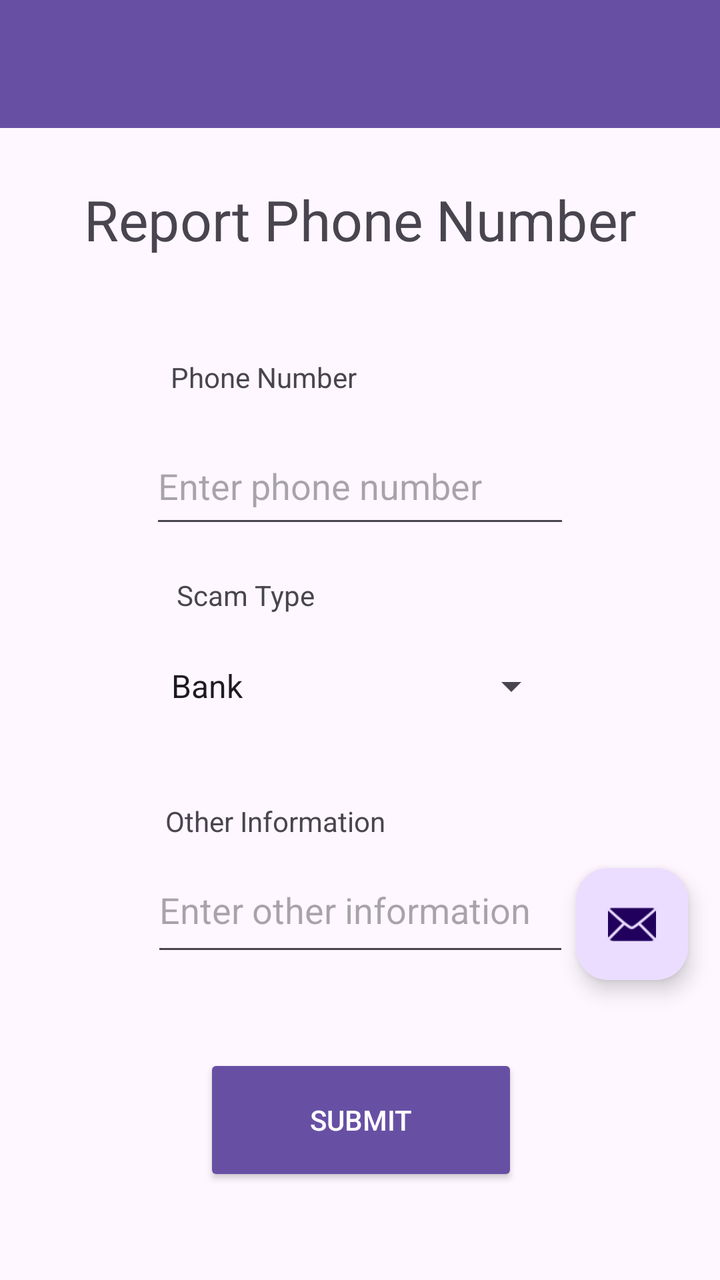
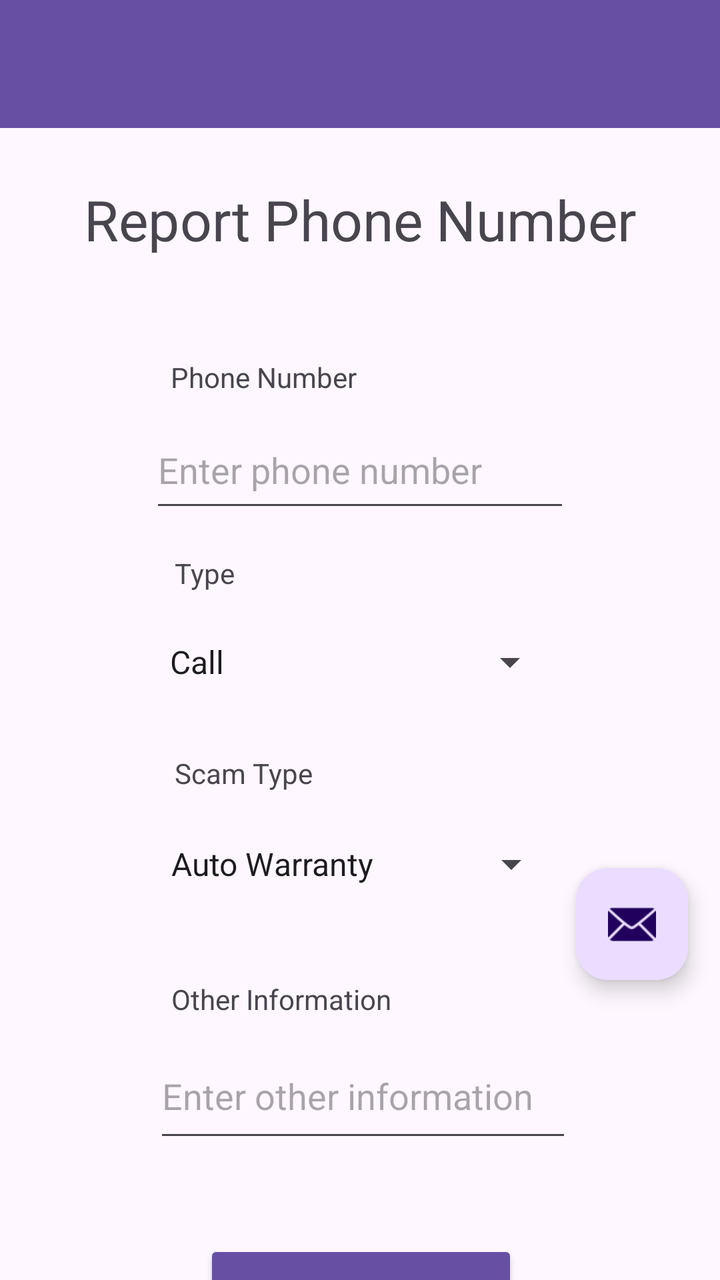

Screens rendered from an Android XML layout before and after an edit, with the pre-edit source and the edit as a unified diff.
<!-- AndroidManifest.xml: application theme Theme.ScamCallDetector -->
<!-- res/layout/activity_report_phone_number.xml -->
<?xml version="1.0" encoding="utf-8"?>
<androidx.constraintlayout.widget.ConstraintLayout xmlns:android="http://schemas.android.com/apk/res/android"
    xmlns:app="http://schemas.android.com/apk/res-auto"
    xmlns:tools="http://schemas.android.com/tools"
    android:id="@+id/main"
    android:layout_width="match_parent"
    android:layout_height="match_parent"
    tools:context=".ReportPhoneNumber">

    <include layout="@layout/nav_bars" />

    <androidx.constraintlayout.widget.ConstraintLayout
        android:layout_width="match_parent"
        android:layout_height="match_parent">

        <EditText
            android:id="@+id/phone_number"
            android:layout_width="210dp"
            android:layout_height="55dp"
            android:layout_marginTop="8dp"
            android:layout_marginBottom="19dp"
            android:ems="10"
            android:hint="@string/enter_phone"
            android:inputType="phone"
            app:layout_constraintBottom_toTopOf="@+id/textView2"
            app:layout_constraintEnd_toEndOf="parent"
            app:layout_constraintStart_toStartOf="parent"
            app:layout_constraintTop_toBottomOf="@+id/textView"
            app:layout_constraintVertical_bias="0.93" />

        <EditText
            android:id="@+id/other_information"
            android:layout_width="209dp"
            android:layout_height="59dp"
            android:layout_marginTop="4dp"
            android:ems="10"
            android:hint="@string/enter_info"
            android:inputType="text|textLongMessage"
            app:layout_constraintEnd_toEndOf="parent"
            app:layout_constraintHorizontal_bias="0.502"
            app:layout_constraintStart_toStartOf="parent"
            app:layout_constraintTop_toBottomOf="@+id/textView3" />

        <TextView
            android:id="@+id/textView"
            android:layout_width="wrap_content"
            android:layout_height="wrap_content"
            android:layout_marginTop="60dp"
            android:layout_marginBottom="8dp"
            android:text="@string/phone_number"
            app:layout_constraintBottom_toTopOf="@+id/phone_number"
            app:layout_constraintEnd_toEndOf="parent"
            app:layout_constraintHorizontal_bias="0.32"
            app:layout_constraintStart_toStartOf="parent"
            app:layout_constraintTop_toBottomOf="@+id/textView4" />

        <TextView
            android:id="@+id/textView3"
            android:layout_width="wrap_content"
            android:layout_height="wrap_content"
            android:layout_marginTop="17dp"
            android:text="@string/other_information"
            app:layout_constraintBottom_toTopOf="@+id/other_information"
            app:layout_constraintEnd_toEndOf="parent"
            app:layout_constraintHorizontal_bias="0.33"
            app:layout_constraintStart_toStartOf="parent"
            app:layout_constraintTop_toBottomOf="@+id/scam_type" />

        <Spinner
            android:id="@+id/scam_type"
            android:layout_width="202dp"
            android:layout_height="48dp"
            android:layout_marginTop="12dp"
            android:layout_marginBottom="17dp"
            android:entries="@array/ScamTypes"
            android:spinnerMode="dropdown"
            app:layout_constraintBottom_toTopOf="@+id/textView3"
            app:layout_constraintEnd_toEndOf="parent"
            app:layout_constraintHorizontal_bias="0.492"
            app:layout_constraintStart_toStartOf="parent"
            app:layout_constraintTop_toBottomOf="@+id/textView2"
            app:layout_constraintVertical_bias="0.41000003" />

        <TextView
            android:id="@+id/textView2"
            android:layout_width="wrap_content"
            android:layout_height="wrap_content"
            android:layout_marginTop="19dp"
            android:text="@string/scam_type"
            app:layout_constraintEnd_toEndOf="parent"
            app:layout_constraintHorizontal_bias="0.304"
            app:layout_constraintStart_toStartOf="parent"
            app:layout_constraintTop_toBottomOf="@+id/phone_number" />

        <Button
            android:id="@+id/submit_phone"
            style="@style/Widget.AppCompat.Button.Colored"
            android:layout_width="157dp"
            android:layout_height="66dp"
            android:layout_marginStart="128dp"
            android:layout_marginTop="44dp"
            android:layout_marginEnd="127dp"
            android:onClick="@string/go_home"
            android:text="@string/submit"
            app:layout_constraintEnd_toEndOf="parent"
            app:layout_constraintStart_toStartOf="parent"
            app:layout_constraintTop_toBottomOf="@+id/other_information" />

        <TextView
            android:id="@+id/textView4"
            android:layout_width="wrap_content"
            android:layout_height="wrap_content"
            android:layout_marginTop="100dp"
            android:scaleX="2"
            android:scaleY="2"
            android:text="Report Phone Number"
            app:layout_constraintBottom_toTopOf="@+id/textView"
            app:layout_constraintEnd_toEndOf="parent"
            app:layout_constraintStart_toStartOf="parent"
            app:layout_constraintTop_toTopOf="parent"
            app:layout_constraintVertical_bias="0.76" />

        <com.google.android.material.floatingactionbutton.FloatingActionButton
            android:id="@+id/fab"
            android:layout_width="wrap_content"
            android:layout_height="wrap_content"
            android:layout_gravity="bottom|end"
            android:layout_marginEnd="@dimen/fab_margin"
            android:layout_marginBottom="150dp"
            app:srcCompat="@android:drawable/ic_dialog_email"
            app:layout_constraintBottom_toBottomOf="parent"
            app:layout_constraintEnd_toEndOf="parent"
            />

    </androidx.constraintlayout.widget.ConstraintLayout>
</androidx.constraintlayout.widget.ConstraintLayout>
<!-- res/layout/nav_bars.xml (included above) -->
<?xml version="1.0" encoding="utf-8"?>
<androidx.constraintlayout.widget.ConstraintLayout xmlns:android="http://schemas.android.com/apk/res/android"
    xmlns:app="http://schemas.android.com/apk/res-auto"
    xmlns:tools="http://schemas.android.com/tools"
    android:layout_width="match_parent"
    android:layout_height="match_parent">

    <androidx.appcompat.widget.Toolbar
        android:id="@+id/toolbar3"
        android:layout_width="match_parent"
        android:layout_height="wrap_content"
        android:background="?attr/colorPrimary"
        android:minHeight="?attr/actionBarSize"
        android:theme="?attr/actionBarTheme"
        app:layout_constraintBottom_toBottomOf="parent"
        app:layout_constraintEnd_toEndOf="parent"
        app:layout_constraintHorizontal_bias="1.0"
        app:layout_constraintStart_toStartOf="parent"
        app:layout_constraintTop_toTopOf="parent"
        app:layout_constraintVertical_bias="0.0" />

    <com.google.android.material.bottomnavigation.BottomNavigationView
        android:id="@+id/bottomNavigationView"
        android:layout_width="match_parent"
        android:layout_height="wrap_content"
        android:layout_marginTop="586dp"
        app:labelVisibilityMode="labeled"
        app:layout_constraintBottom_toBottomOf="parent"
        app:layout_constraintEnd_toEndOf="parent"
        app:layout_constraintHorizontal_bias="0.0"
        app:layout_constraintStart_toStartOf="parent"
        app:layout_constraintTop_toBottomOf="@+id/toolbar3"
        app:layout_constraintVertical_bias="1.0"
        app:menu="@menu/menu_scam_call" />

</androidx.constraintlayout.widget.ConstraintLayout>
<!-- resources referenced by this layout -->
<resources>
  <string-array name="ScamTypes">
          <item>Bank</item>
          <item>Health/Life Insurance</item>
          <item>Political</item>
          <item>Requesting Money</item>
          <item>Other</item>
      </string-array>
  <dimen name="fab_margin">16dp</dimen>
  <string name="enter_info">Enter other information</string>
  <string name="enter_phone">Enter phone number</string>
  <string name="go_home">Home</string>
  <string name="other_information">Other Information</string>
  <string name="phone_number">Phone Number</string>
  <string name="scam_type">Scam Type</string>
  <string name="submit">Submit</string>
  <style name="Theme.ScamCallDetector" parent="Base.Theme.ScamCallDetector" />
  <style name="Base.Theme.ScamCallDetector" parent="Theme.Material3.DayNight.NoActionBar">
          
          
      </style>
</resources>

<!-- the commit's change to res/layout/activity_report_phone_number.xml (unified diff, before → after) -->
@@ -11,33 +11,32 @@
 
     <androidx.constraintlayout.widget.ConstraintLayout
         android:layout_width="match_parent"
-        android:layout_height="match_parent">
+        android:layout_height="match_parent"
+        tools:layout_editor_absoluteX="16dp"
+        tools:layout_editor_absoluteY="-16dp">
 
         <EditText
             android:id="@+id/phone_number"
             android:layout_width="210dp"
             android:layout_height="55dp"
             android:layout_marginTop="8dp"
-            android:layout_marginBottom="19dp"
             android:ems="10"
             android:hint="@string/enter_phone"
             android:inputType="phone"
-            app:layout_constraintBottom_toTopOf="@+id/textView2"
             app:layout_constraintEnd_toEndOf="parent"
             app:layout_constraintStart_toStartOf="parent"
-            app:layout_constraintTop_toBottomOf="@+id/textView"
-            app:layout_constraintVertical_bias="0.93" />
+            app:layout_constraintTop_toBottomOf="@+id/textView" />
 
         <EditText
             android:id="@+id/other_information"
             android:layout_width="209dp"
             android:layout_height="59dp"
-            android:layout_marginTop="4dp"
+            android:layout_marginTop="8dp"
             android:ems="10"
             android:hint="@string/enter_info"
             android:inputType="text|textLongMessage"
             app:layout_constraintEnd_toEndOf="parent"
-            app:layout_constraintHorizontal_bias="0.502"
+            app:layout_constraintHorizontal_bias="0.509"
             app:layout_constraintStart_toStartOf="parent"
             app:layout_constraintTop_toBottomOf="@+id/textView3" />
 
@@ -62,7 +61,7 @@
             android:text="@string/other_information"
             app:layout_constraintBottom_toTopOf="@+id/other_information"
             app:layout_constraintEnd_toEndOf="parent"
-            app:layout_constraintHorizontal_bias="0.33"
+            app:layout_constraintHorizontal_bias="0.342"
             app:layout_constraintStart_toStartOf="parent"
             app:layout_constraintTop_toBottomOf="@+id/scam_type" />
 
@@ -81,14 +80,39 @@
             app:layout_constraintTop_toBottomOf="@+id/textView2"
             app:layout_constraintVertical_bias="0.41000003" />
 
+        <Spinner
+            android:id="@+id/number_type"
+            android:layout_width="202dp"
+            android:layout_height="48dp"
+            android:layout_marginTop="8dp"
+            android:layout_marginBottom="132dp"
+            android:entries="@array/NumberType"
+            android:spinnerMode="dropdown"
+            app:layout_constraintBottom_toTopOf="@+id/textView3"
+            app:layout_constraintEnd_toEndOf="parent"
+            app:layout_constraintHorizontal_bias="0.488"
+            app:layout_constraintStart_toStartOf="parent"
+            app:layout_constraintTop_toBottomOf="@+id/textView5" />
+
         <TextView
             android:id="@+id/textView2"
             android:layout_width="wrap_content"
             android:layout_height="wrap_content"
-            android:layout_marginTop="19dp"
+            android:layout_marginTop="81dp"
             android:text="@string/scam_type"
             app:layout_constraintEnd_toEndOf="parent"
-            app:layout_constraintHorizontal_bias="0.304"
+            app:layout_constraintHorizontal_bias="0.3"
+            app:layout_constraintStart_toStartOf="parent"
+            app:layout_constraintTop_toBottomOf="@+id/textView5" />
+
+        <TextView
+            android:id="@+id/textView5"
+            android:layout_width="wrap_content"
+            android:layout_height="wrap_content"
+            android:layout_marginTop="16dp"
+            android:text="@string/number_type"
+            app:layout_constraintEnd_toEndOf="parent"
+            app:layout_constraintHorizontal_bias="0.265"
             app:layout_constraintStart_toStartOf="parent"
             app:layout_constraintTop_toBottomOf="@+id/phone_number" />
 
@@ -127,10 +151,9 @@
             android:layout_gravity="bottom|end"
             android:layout_marginEnd="@dimen/fab_margin"
             android:layout_marginBottom="150dp"
-            app:srcCompat="@android:drawable/ic_dialog_email"
             app:layout_constraintBottom_toBottomOf="parent"
             app:layout_constraintEnd_toEndOf="parent"
-            />
+            app:srcCompat="@android:drawable/ic_dialog_email" />
 
     </androidx.constraintlayout.widget.ConstraintLayout>
 </androidx.constraintlayout.widget.ConstraintLayout>
<!-- resource entries referenced after the edit -->
@@ -1,16 +1,31 @@
 <!-- resources referenced by this layout -->
 <resources>
+  <string-array name="NumberType">
+          <item>Call</item>
+          <item>Text</item>
+      </string-array>
   <string-array name="ScamTypes">
+          <item>Auto Warranty</item>
           <item>Bank</item>
+          <item>"Can You Hear Me"</item>
+          <item>Discount</item>
+          <item>Family Emergency</item>
           <item>Health/Life Insurance</item>
+          <item>Identity Theft</item>
+          <item>Neighbor Spoofing</item>
+          <item>Phishing</item>
           <item>Political</item>
           <item>Requesting Money</item>
+          <item>Social Security Number</item>
+          <item>Tech Support</item>
+          <item>Voicemail</item>
           <item>Other</item>
       </string-array>
   <dimen name="fab_margin">16dp</dimen>
   <string name="enter_info">Enter other information</string>
   <string name="enter_phone">Enter phone number</string>
   <string name="go_home">Home</string>
+  <string name="number_type">Type</string>
   <string name="other_information">Other Information</string>
   <string name="phone_number">Phone Number</string>
   <string name="scam_type">Scam Type</string>
